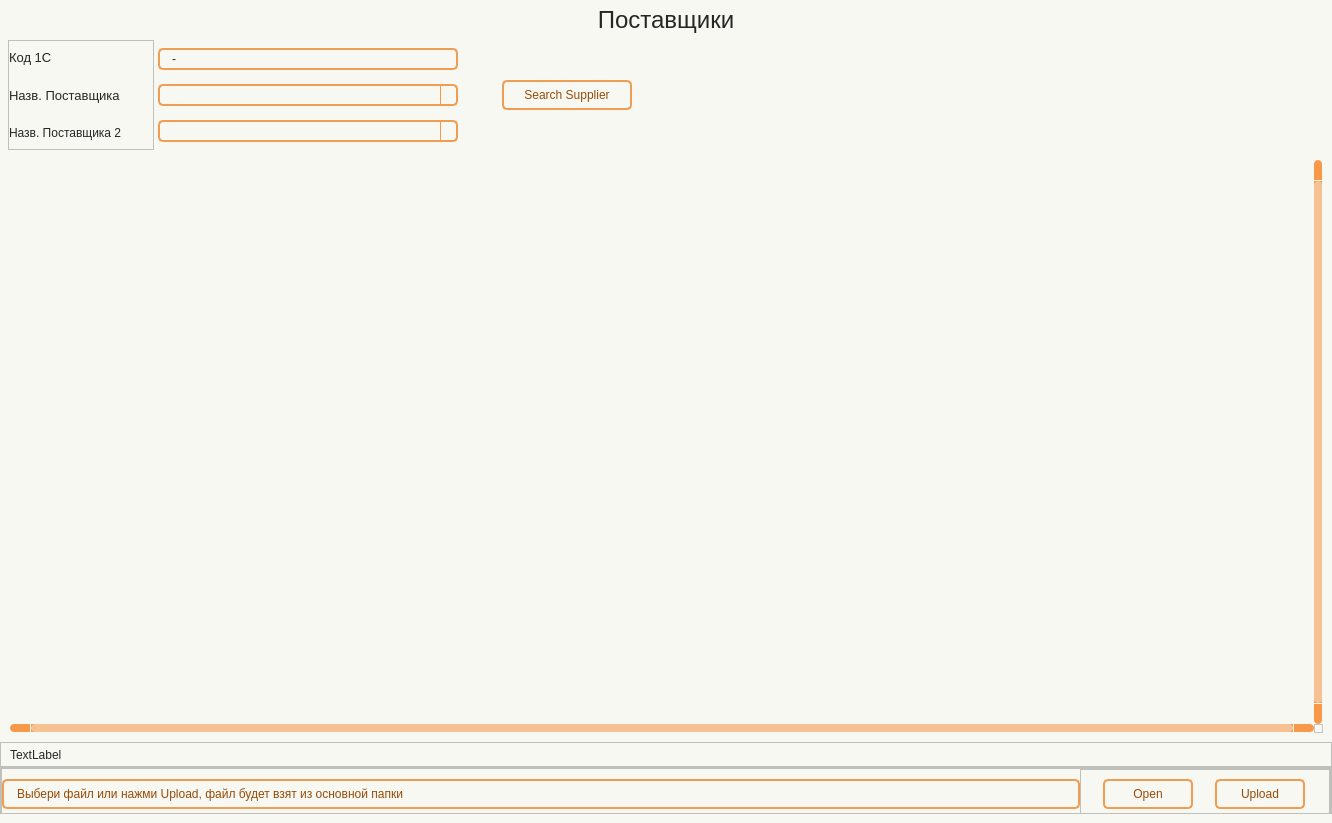
Masik84/Daily_Report_QT, file wind/pages/supplier.ui: the form before one commit.
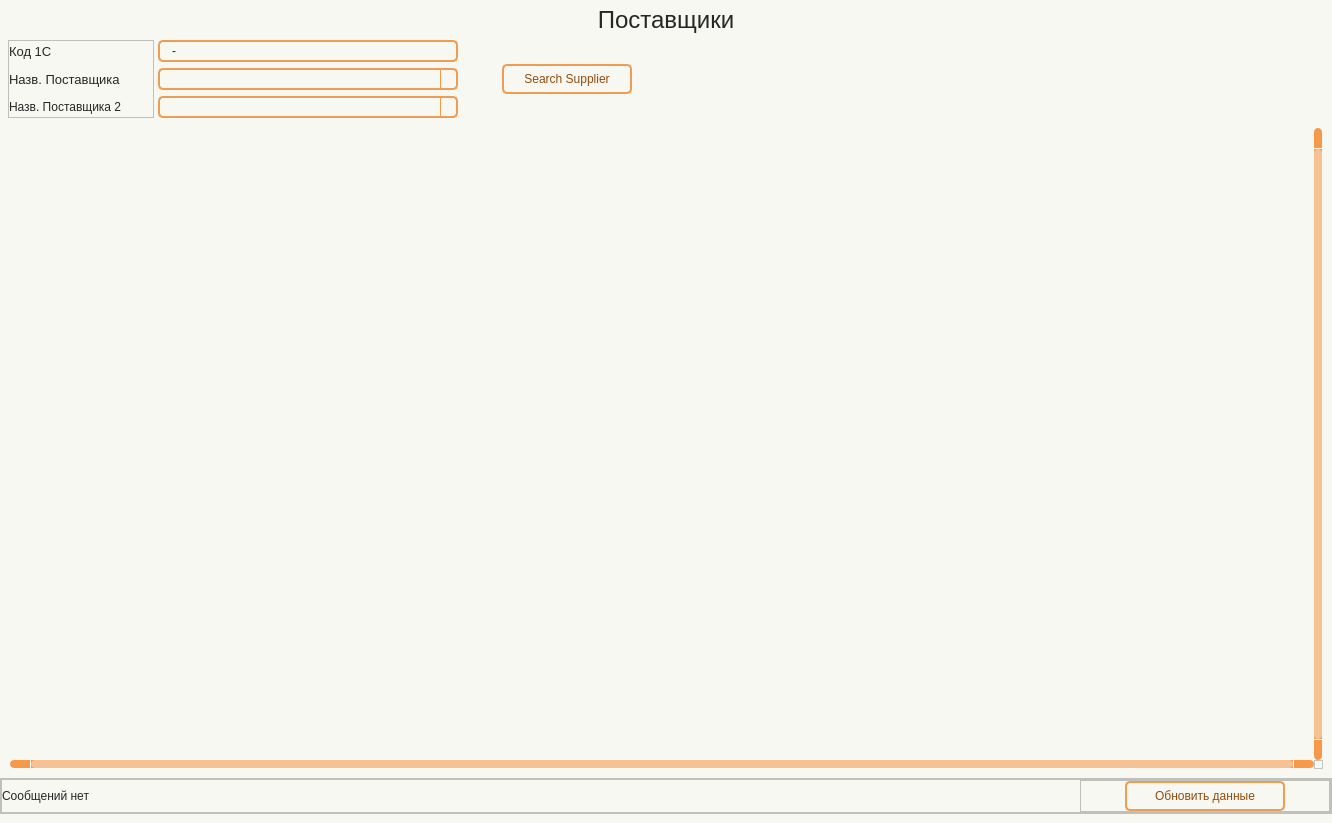
The form after the commit. Icons and pictures are not drawn.

Diff of the .ui file:
```diff
--- a/wind/pages/supplier.ui
+++ b/wind/pages/supplier.ui
@@ -479,13 +479,13 @@
         <property name="minimumSize">
          <size>
           <width>0</width>
-          <height>110</height>
+          <height>0</height>
          </size>
         </property>
         <property name="maximumSize">
          <size>
           <width>16777215</width>
-          <height>155</height>
+          <height>16777215</height>
          </size>
         </property>
         <layout class="QHBoxLayout" name="horizontalLayout_5">
@@ -814,40 +814,6 @@
         </attribute>
        </widget>
       </item>
-      <item>
-       <widget class="QFrame" name="frame_6">
-        <property name="minimumSize">
-         <size>
-          <width>0</width>
-          <height>25</height>
-         </size>
-        </property>
-        <property name="frameShape">
-         <enum>QFrame::Shape::StyledPanel</enum>
-        </property>
-        <property name="frameShadow">
-         <enum>QFrame::Shadow::Raised</enum>
-        </property>
-        <layout class="QHBoxLayout" name="horizontalLayout_2">
-         <property name="spacing">
-          <number>0</number>
-         </property>
-         <property name="topMargin">
-          <number>0</number>
-         </property>
-         <property name="bottomMargin">
-          <number>0</number>
-         </property>
-         <item>
-          <widget class="QLabel" name="label_msg">
-           <property name="text">
-            <string>TextLabel</string>
-           </property>
-          </widget>
-         </item>
-        </layout>
-       </widget>
-      </item>
       <item>
        <widget class="QFrame" name="frame_Update">
         <property name="frameShape">
@@ -877,13 +843,13 @@
            <property name="minimumSize">
             <size>
              <width>0</width>
-             <height>45</height>
+             <height>0</height>
             </size>
            </property>
            <property name="maximumSize">
             <size>
              <width>16777215</width>
-             <height>45</height>
+             <height>16777215</height>
             </size>
            </property>
            <property name="frameShape">
@@ -909,63 +875,10 @@
              <number>0</number>
             </property>
             <item>
-             <widget class="QFrame" name="frame_4">
-              <property name="minimumSize">
-               <size>
-                <width>0</width>
-                <height>50</height>
-               </size>
+             <widget class="QLabel" name="label_msg">
+              <property name="text">
+               <string>Сообщений нет</string>
               </property>
-              <property name="frameShadow">
-               <enum>QFrame::Shadow::Raised</enum>
-              </property>
-              <layout class="QVBoxLayout" name="verticalLayout_5">
-               <property name="spacing">
-                <number>0</number>
-               </property>
-               <property name="leftMargin">
-                <number>0</number>
-               </property>
-               <property name="topMargin">
-                <number>0</number>
-               </property>
-               <property name="rightMargin">
-                <number>0</number>
-               </property>
-               <property name="bottomMargin">
-                <number>0</number>
-               </property>
-               <item>
-                <widget class="QLabel" name="label_Supplier_File">
-                 <property name="minimumSize">
-                  <size>
-                   <width>0</width>
-                   <height>30</height>
-                  </size>
-                 </property>
-                 <property name="maximumSize">
-                  <size>
-                   <width>16777215</width>
-                   <height>30</height>
-                  </size>
-                 </property>
-                 <property name="styleSheet">
-                  <string notr="true">QLabel {
-	background-color: #f8f8f2;
-	border-radius: 5px;
-	border: 2px solid #f09d54;
-	padding-left: 10px;
-	color: #964b09;
-	font: 10pt &quot;Tahoma&quot;;
-}
-</string>
-                 </property>
-                 <property name="text">
-                  <string>Выбери файл или нажми Upload, файл будет взят из основной папки</string>
-                 </property>
-                </widget>
-               </item>
-              </layout>
              </widget>
             </item>
             <item>
@@ -973,7 +886,7 @@
               <property name="minimumSize">
                <size>
                 <width>120</width>
-                <height>50</height>
+                <height>0</height>
                </size>
               </property>
               <property name="maximumSize">
@@ -1004,45 +917,22 @@
                <property name="bottomMargin">
                 <number>0</number>
                </property>
-               <item>
-                <widget class="QPushButton" name="btn_open_file">
-                 <property name="minimumSize">
-                  <size>
-                   <width>90</width>
-                   <height>30</height>
-                  </size>
-                 </property>
-                 <property name="maximumSize">
-                  <size>
-                   <width>90</width>
-                   <height>16777215</height>
-                  </size>
-                 </property>
-                 <property name="text">
-                  <string>Open</string>
-                 </property>
-                 <property name="icon">
-                  <iconset resource="../resource.qrc">
-                   <normaloff>:/icon/icon/folder — копия — копия.svg</normaloff>:/icon/icon/folder — копия — копия.svg</iconset>
-                 </property>
-                </widget>
-               </item>
                <item>
                 <widget class="QPushButton" name="btn_upload_file">
                  <property name="minimumSize">
                   <size>
-                   <width>90</width>
+                   <width>160</width>
                    <height>30</height>
                   </size>
                  </property>
                  <property name="maximumSize">
                   <size>
-                   <width>90</width>
+                   <width>160</width>
                    <height>16777215</height>
                   </size>
                  </property>
                  <property name="text">
-                  <string>Upload</string>
+                  <string>Обновить данные</string>
                  </property>
                  <property name="icon">
                   <iconset resource="../resource.qrc">
```
Left out of the diff: 2 changed lines with no effect on the pictures.
